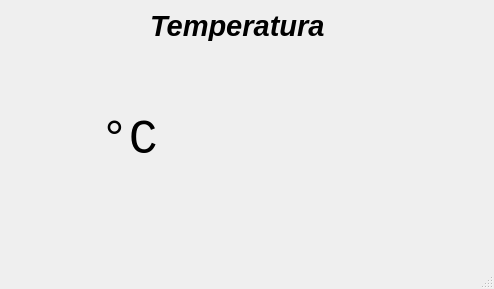
Qt form pyqt/monitor_ds18b20/monitor.ui (dfso/python) before a commit.
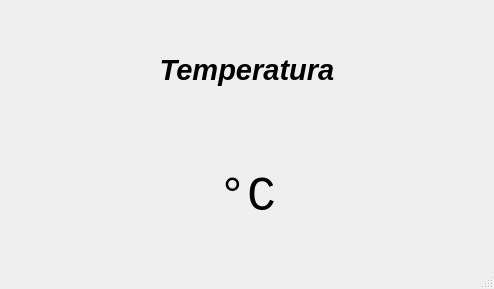
The same form after that commit.

The edit to the form file:
```diff
--- a/pyqt/monitor_ds18b20/monitor.ui
+++ b/pyqt/monitor_ds18b20/monitor.ui
@@ -14,15 +14,9 @@
    <string>Monitor DS18B20</string>
   </property>
   <widget class="QWidget" name="centralwidget">
+   <layout class="QVBoxLayout" name="verticalLayout">
+    <item>
    <widget class="QLabel" name="label">
-    <property name="geometry">
-     <rect>
-      <x>150</x>
-      <y>10</y>
-      <width>181</width>
-      <height>31</height>
-     </rect>
-    </property>
     <property name="font">
      <font>
       <pointsize>22</pointsize>
@@ -34,16 +28,13 @@
     <property name="text">
      <string>Temperatura</string>
     </property>
-   </widget>
+      <property name="alignment">
+       <set>Qt::AlignCenter</set>
+      </property>
+     </widget>
+    </item>
+    <item>
    <widget class="QLabel" name="label_temp">
-    <property name="geometry">
-     <rect>
-      <x>100</x>
-      <y>110</y>
-      <width>271</width>
-      <height>61</height>
-     </rect>
-    </property>
     <property name="font">
      <font>
       <family>Consolas</family>
@@ -56,7 +47,12 @@
     <property name="text">
      <string>°C</string>
     </property>
-   </widget>
+      <property name="alignment">
+       <set>Qt::AlignCenter</set>
+      </property>
+     </widget>
+    </item>
+   </layout>
   </widget>
   <widget class="QStatusBar" name="statusbar"/>
  </widget>
```
Lines whose indentation alone changed are shown as unchanged.
